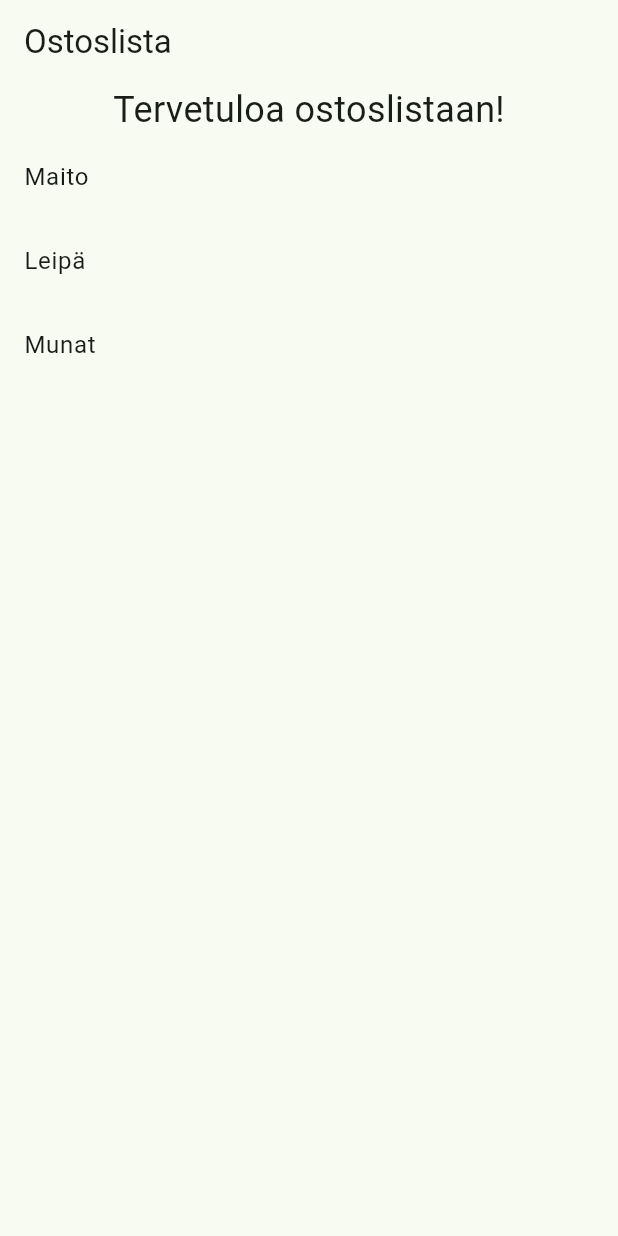
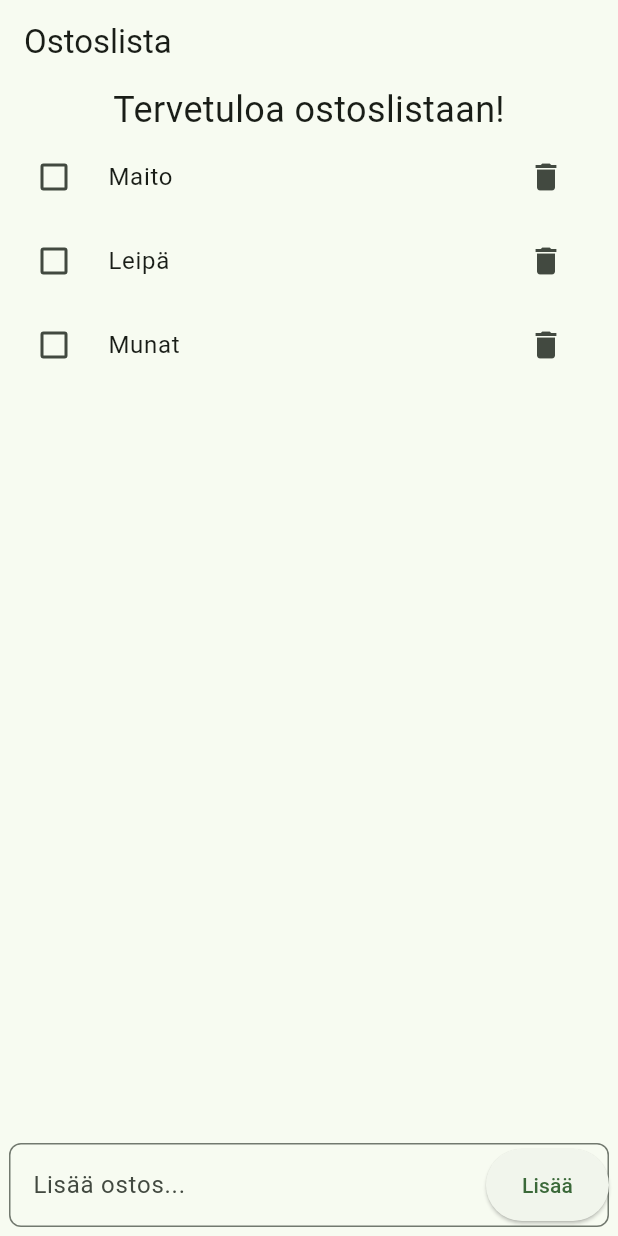
Before and after one commit to WVanHalen/flostoslista, a Flutter app: the screen it shows after launch, on a phone screen of 412 x 824 dp. Run offline on Flutter 3.47's test engine with Material 3 defaults, Android fonts, the phone set to English and light mode, and no system bars.

Commit message:
Basic functionality for the shopping list added

```diff
--- /dev/null
+++ b/lib/models/shopping_item.dart
@@ -0,0 +1,6 @@
+class ShoppingItem {
+  ShoppingItem({required this.name, this.isPurchased = false});
+
+  final String name;
+  bool isPurchased;
+}
--- a/lib/screens/home_screen.dart
+++ b/lib/screens/home_screen.dart
@@ -1,7 +1,36 @@
 import 'package:flutter/material.dart';
+import 'package:flostoslista/models/shopping_item.dart';
 
-class HomeScreen extends StatelessWidget {
+class HomeScreen extends StatefulWidget {
   const HomeScreen({super.key});
+
+  @override
+  State<HomeScreen> createState() => _HomeScreenState();
+}
+
+class _HomeScreenState extends State<HomeScreen> {
+  final List<ShoppingItem> items = [
+    ShoppingItem(name: "Maito"),
+    ShoppingItem(name: "Leipä"),
+    ShoppingItem(name: "Munat"),
+  ];
+
+  final TextEditingController _controller = TextEditingController();
+
+  void _addItem(String name) {
+    final trimmedName = name.trim();
+    if (trimmedName.isEmpty) return;
+    setState(() {
+      items.add(ShoppingItem(name: trimmedName));
+    });
+    _controller.clear();
+  }
+
+  @override
+  void dispose() {
+    _controller.dispose();
+    super.dispose();
+  }
 
   @override
   Widget build(BuildContext context) {
@@ -12,12 +41,62 @@ class HomeScreen extends StatelessWidget {
         children: [
           Text("Tervetuloa ostoslistaan!", style: TextStyle(fontSize: 24)),
           Expanded(
-            child: ListView(
-              children: [
-                ListTile(title: Text("Maito")),
-                ListTile(title: Text("Leipä")),
-                ListTile(title: Text("Munat")),
-              ],
+            child: ListView.builder(
+              itemCount: items.length,
+              itemBuilder: (context, index) {
+                final item = items[index];
+
+                return CheckboxListTile(
+                  title: Text(
+                    item.name,
+                    style: TextStyle(
+                      decoration: item.isPurchased
+                          ? TextDecoration.lineThrough
+                          : TextDecoration.none,
+                      color: item.isPurchased
+                          ? Theme.of(context).disabledColor
+                          : null,
+                    ),
+                  ),
+                  value: item.isPurchased,
+                  controlAffinity: ListTileControlAffinity.leading,
+                  secondary: IconButton(
+                    icon: const Icon(Icons.delete),
+                    onPressed: () {
+                      setState(() {
+                        items.removeAt(index);
+                      });
+                    },
+                  ),
+                  onChanged: (value) {
+                    setState(() {
+                      item.isPurchased = value ?? false;
+                    });
+                  },
+                );
+              },
+            ),
+          ),
+          Container(
+            alignment: .bottomCenter,
+            padding: const .all(6),
+            child: TextFormField(
+              controller: _controller,
+              onFieldSubmitted: (value) {
+                _addItem(value);
+              },
+              decoration: InputDecoration(
+                suffixIcon: ElevatedButton(
+                  onPressed: () {
+                    _addItem(_controller.text);
+                  },
+                  child: const Text("Lisää"),
+                ),
+                hintText: "Lisää ostos...",
+                border: OutlineInputBorder(
+                  borderRadius: BorderRadius.circular(8),
+                ),
+              ),
             ),
           ),
         ],
```
Also changed, not shown: lib/models/item.dart (deleted).
